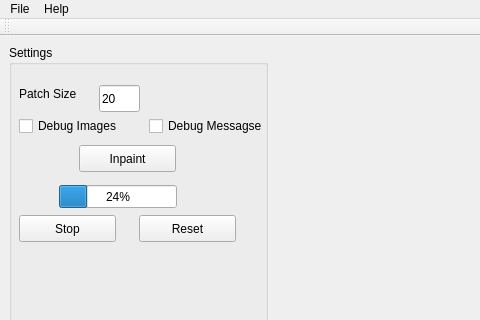
Before: the Qt Designer form Form.ui in daviddoria/PatchBasedInpainting, drawn with Qt 5; both pictures show x 0 to 480 and y 0 to 320 of the 800 by 841 pixel window.
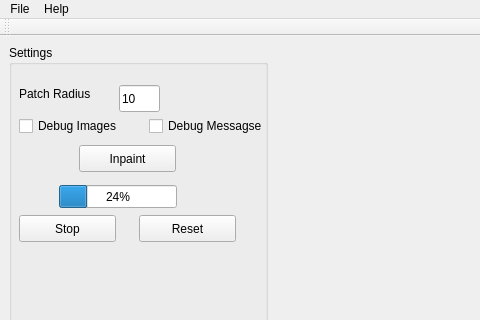
After: the same form once the commit is applied. Custom widgets are drawn as their Qt base class.

Diff of the .ui file:
```diff
--- a/Form.ui
+++ b/Form.ui
@@ -29,18 +29,18 @@
             <rect>
              <x>10</x>
              <y>40</y>
-             <width>67</width>
+             <width>91</width>
              <height>17</height>
             </rect>
            </property>
            <property name="text">
-            <string>Patch Size</string>
+            <string>Patch Radius</string>
            </property>
           </widget>
           <widget class="QLineEdit" name="txtPatchSize">
            <property name="geometry">
             <rect>
-             <x>90</x>
+             <x>110</x>
              <y>40</y>
              <width>41</width>
              <height>27</height>
@@ -50,7 +50,7 @@
             <string>Sets the width/height of a square patch</string>
            </property>
            <property name="text">
-            <string>20</string>
+            <string>10</string>
            </property>
           </widget>
           <widget class="QPushButton" name="btnInpaint">
```
Left out of the diff: 2 changed lines with no effect on the pictures.
